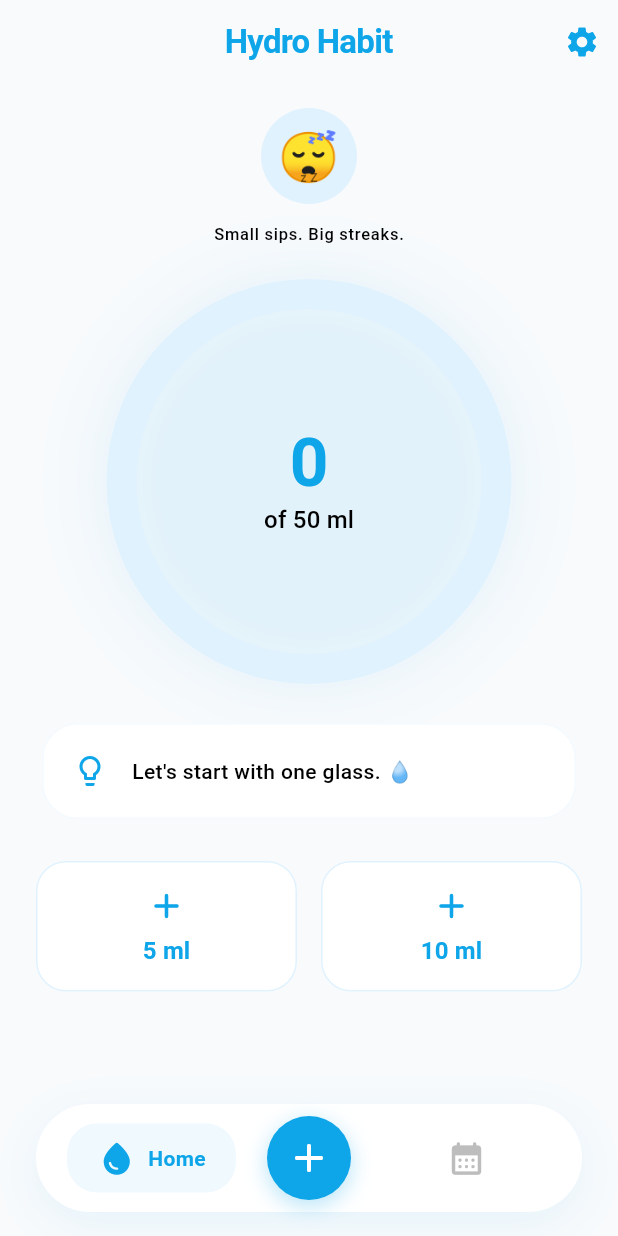
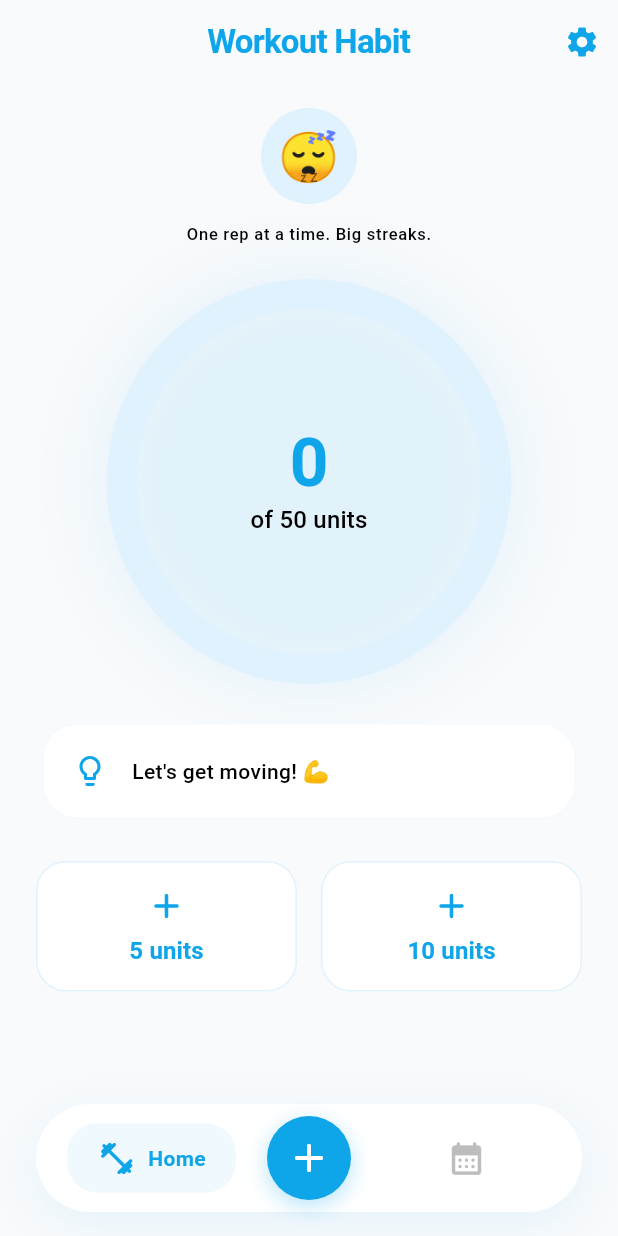
Before and after one commit to eliasantony/workout_habit, a Flutter app: the screen it shows after launch, on a phone screen of 412 x 824 dp. Run offline on Flutter 3.47's test engine with Material 3 defaults, Android fonts, the light colour scheme and no system bars; our stand-ins replace audioplayers, flutter_local_notifications, flutter_native_splash, shared_preferences, timezone; missing offline and left inert: home_widget, workmanager.

Commit message:
chore: update workout-facing labels

```diff
--- a/lib/features/history/history_screen.dart
+++ b/lib/features/history/history_screen.dart
@@ -308,9 +308,9 @@ class _HistoryScreenState extends State<HistoryScreen> {
               Row(
                 mainAxisAlignment: MainAxisAlignment.spaceBetween,
                 children: [
-                  const Text('Intake', style: TextStyle(fontSize: 16)),
+                  const Text('Logged units', style: TextStyle(fontSize: 16)),
                   Text(
-                    '$consumed / $goal ml',
+                    '$consumed / $goal units',
                     style: const TextStyle(
                       fontSize: 16,
                       fontWeight: FontWeight.bold,
@@ -332,7 +332,7 @@ class _HistoryScreenState extends State<HistoryScreen> {
                     Icon(Icons.check_circle, color: Colors.green),
                     SizedBox(width: 8),
                     Text(
-                      'Daily Goal Reached!',
+                      'Daily Workout Goal Reached!',
                       style: TextStyle(
                         color: Colors.green,
                         fontWeight: FontWeight.bold,
@@ -342,7 +342,7 @@ class _HistoryScreenState extends State<HistoryScreen> {
                 )
               else
                 Text(
-                  '${goal - consumed} ml remaining',
+                  '${goal - consumed} units remaining',
                   style: theme.textTheme.bodySmall,
                 ),
             ],
--- a/lib/features/settings/settings_screen.dart
+++ b/lib/features/settings/settings_screen.dart
@@ -90,13 +90,13 @@ class _SettingsScreenState extends State<SettingsScreen> {
     }
   }
 
-  void _resetWater() {
+  void _resetWorkoutProgress() {
     showDialog(
       context: context,
       builder: (context) => AlertDialog(
         title: const Text('Reset Today?'),
         content: const Text(
-          'Are you sure you want to reset your water intake for today?',
+          'Are you sure you want to reset your workout progress for today?',
         ),
         actions: [
           TextButton(
@@ -209,7 +209,7 @@ class _SettingsScreenState extends State<SettingsScreen> {
                   children: [
                     ListTile(
                       title: const Text('Theme Mode'),
-                      subtitle: const Text('Choose how Hydro Habit looks'),
+                      subtitle: const Text('Choose how Workout Habit looks'),
                       trailing: SegmentedButton<ThemeMode>(
                         segments: const [
                           ButtonSegment(
@@ -240,8 +240,8 @@ class _SettingsScreenState extends State<SettingsScreen> {
               ),
               const SizedBox(height: 24),
               const _SectionHeader(
-                title: 'Hydration Goal',
-                icon: Icons.water_drop_rounded,
+                title: 'Workout Target',
+                icon: Icons.fitness_center_rounded,
               ),
               Card(
                 child: Padding(
@@ -250,7 +250,7 @@ class _SettingsScreenState extends State<SettingsScreen> {
                     crossAxisAlignment: CrossAxisAlignment.start,
                     children: [
                       const Text(
-                        'How much water do you want to drink daily?',
+                        'What is your daily target (in units)?',
                         style: TextStyle(fontSize: 14, color: Colors.grey),
                       ),
                       const SizedBox(height: 16),
@@ -261,7 +261,7 @@ class _SettingsScreenState extends State<SettingsScreen> {
                               controller: _goalController,
                               keyboardType: TextInputType.number,
                               decoration: InputDecoration(
-                                suffixText: 'ml',
+                                suffixText: 'units',
                                 border: OutlineInputBorder(
                                   borderRadius: BorderRadius.circular(12),
                                 ),
@@ -304,7 +304,7 @@ class _SettingsScreenState extends State<SettingsScreen> {
                               keyboardType: TextInputType.number,
                               decoration: InputDecoration(
                                 labelText: 'Small',
-                                suffixText: 'ml',
+                                suffixText: 'units',
                                 border: OutlineInputBorder(
                                   borderRadius: BorderRadius.circular(12),
                                 ),
@@ -319,7 +319,7 @@ class _SettingsScreenState extends State<SettingsScreen> {
                               keyboardType: TextInputType.number,
                               decoration: InputDecoration(
                                 labelText: 'Large',
-                                suffixText: 'ml',
+                                suffixText: 'units',
                                 border: OutlineInputBorder(
                                   borderRadius: BorderRadius.circular(12),
                                 ),
@@ -357,7 +357,9 @@ class _SettingsScreenState extends State<SettingsScreen> {
                   children: [
                     SwitchListTile(
                       title: const Text('Enable Reminders'),
-                      subtitle: const Text('Stay hydrated throughout the day'),
+                      subtitle: const Text(
+                        'Get reminders to work out throughout the day',
+                      ),
                       value: state.remindersEnabled,
                       onChanged: (value) {
                         widget.controller.updateRemindersEnabled(value);
@@ -408,7 +410,7 @@ class _SettingsScreenState extends State<SettingsScreen> {
                     SwitchListTile(
                       title: const Text('Evening Goal Check'),
                       subtitle: const Text(
-                        'Notify if goal is not met by evening',
+                        'Notify if workout target is not met by evening',
                       ),
                       value: state.eveningCheckEnabled,
                       onChanged: (value) {
@@ -532,7 +534,7 @@ class _SettingsScreenState extends State<SettingsScreen> {
                   side: BorderSide(color: Colors.red.withValues(alpha: 0.1)),
                 ),
                 child: ListTile(
-                  onTap: _resetWater,
+                  onTap: _resetWorkoutProgress,
                   leading: const Icon(Icons.refresh_rounded, color: Colors.red),
                   title: const Text(
                     'Reset Today\'s Progress',
@@ -541,7 +543,9 @@ class _SettingsScreenState extends State<SettingsScreen> {
                       fontWeight: FontWeight.bold,
                     ),
                   ),
-                  subtitle: const Text('This will clear all entries for today'),
+                  subtitle: const Text(
+                    'This will clear all workout logs for today',
+                  ),
                   trailing: const Icon(
                     Icons.chevron_right_rounded,
                     color: Colors.red,
--- a/lib/features/workout/widgets/log_exercise_dialog.dart
+++ b/lib/features/workout/widgets/log_exercise_dialog.dart
@@ -33,7 +33,7 @@ class _LogExerciseDialogState extends State<LogExerciseDialog> {
     return AlertDialog(
       shape: RoundedRectangleBorder(borderRadius: BorderRadius.circular(28)),
       title: Text(
-        _isCustomMode ? 'Custom Amount' : 'Add Water',
+        _isCustomMode ? 'Custom Amount' : 'Log Workout',
         textAlign: TextAlign.center,
         style: const TextStyle(fontWeight: FontWeight.bold),
       ),
@@ -45,7 +45,7 @@ class _LogExerciseDialogState extends State<LogExerciseDialog> {
               ? Column(
                   mainAxisSize: MainAxisSize.min,
                   children: [
-                    const Text('How much did you drink?'),
+                    const Text('How many units did you log?'),
                     const SizedBox(height: 20),
                     TextField(
                       controller: _textController,
@@ -57,8 +57,8 @@ class _LogExerciseDialogState extends State<LogExerciseDialog> {
                       ),
                       textAlign: TextAlign.center,
                       decoration: InputDecoration(
-                        hintText: '250',
-                        suffixText: 'ml',
+                        hintText: '10',
+                        suffixText: 'units',
                         border: OutlineInputBorder(
                           borderRadius: BorderRadius.circular(20),
                         ),
@@ -76,16 +76,16 @@ class _LogExerciseDialogState extends State<LogExerciseDialog> {
                       children: [
                         Expanded(
                           child: _AddOption(
-                            icon: Icons.local_drink_rounded,
-                            label: '100 ml',
-                            onTap: () => widget.onAdd(100),
+                            icon: Icons.fitness_center_rounded,
+                            label: '5 units',
+                            onTap: () => widget.onAdd(5),
                           ),
                         ),
                         const SizedBox(width: 12),
                         Expanded(
                           child: _AddOption(
-                            icon: Icons.water_drop_rounded,
-                            label: '${widget.quickAddSmall} ml',
+                            icon: Icons.directions_run_rounded,
+                            label: '${widget.quickAddSmall} units',
                             onTap: () => widget.onAdd(widget.quickAddSmall),
                           ),
                         ),
@@ -96,17 +96,17 @@ class _LogExerciseDialogState extends State<LogExerciseDialog> {
                       children: [
                         Expanded(
                           child: _AddOption(
-                            icon: Icons.water_drop_outlined,
-                            label: '${widget.quickAddLarge} ml',
+                            icon: Icons.timer_rounded,
+                            label: '${widget.quickAddLarge} units',
                             onTap: () => widget.onAdd(widget.quickAddLarge),
                           ),
                         ),
                         const SizedBox(width: 12),
                         Expanded(
                           child: _AddOption(
-                            icon: Icons.liquor_rounded,
-                            label: '1 Liter',
-                            onTap: () => widget.onAdd(1000),
+                            icon: Icons.accessibility_new_rounded,
+                            label: '50 units',
+                            onTap: () => widget.onAdd(50),
                           ),
                         ),
                       ],
--- a/lib/features/workout/workout_screen.dart
+++ b/lib/features/workout/workout_screen.dart
@@ -27,7 +27,7 @@ class WorkoutScreen extends StatefulWidget {
             const Text('🎉', style: TextStyle(fontSize: 64)),
             const SizedBox(height: 16),
             const Text(
-              'Amazing work! Your body is hydrated and happy. Keep up the streak!',
+              'Amazing work! You crushed your workout goal today. Keep up the streak!',
               textAlign: TextAlign.center,
               style: TextStyle(fontSize: 16),
             ),
@@ -116,7 +116,7 @@ class _WorkoutScreenState extends State<WorkoutScreen>
 
         return Scaffold(
           appBar: AppBar(
-            title: const Text('Hydro Habit'),
+            title: const Text('Workout Habit'),
             actions: [
               IconButton(
                 icon: const Icon(Icons.settings),
@@ -148,7 +148,7 @@ class _WorkoutScreenState extends State<WorkoutScreen>
                         _DropletMascot(progress: progress),
                         const SizedBox(height: 12),
                         Text(
-                          'Small sips. Big streaks.',
+                          'One rep at a time. Big streaks.',
                           style: theme.textTheme.labelSmall,
                         ),
                       ],
@@ -170,9 +170,9 @@ class _WorkoutScreenState extends State<WorkoutScreen>
                         ),
                         if (state.currentStreak >= 3)
                           const _BadgeChip(
-                            icon: '🌊',
-                            label: '3 Day Flow',
-                            color: Color(0xFF0EA5E9),
+                            icon: '💪',
+                            label: '3 Day Habit',
+                            color: Color(0xFF14B8A6),
                           ),
                         if (state.currentStreak >= 7)
                           const _BadgeChip(
@@ -271,7 +271,7 @@ class _WorkoutScreenState extends State<WorkoutScreen>
                                   ),
                             ),
                             Text(
-                              'of $dailyGoalMl ml',
+                              'of $dailyGoalMl units',
                               style: theme.textTheme.titleMedium,
                             ),
                           ],
@@ -336,13 +336,13 @@ class _WorkoutScreenState extends State<WorkoutScreen>
   }
 
   String _getMotivationalText(int current, int goal) {
-    if (current == 0) return "Let's start with one glass. 💧";
+    if (current == 0) return "Let's get moving! 💪";
     final percent = current / goal;
-    if (percent >= 1.0) return "Goal reached! Great job. 🏆";
-    if (percent >= 0.75) return "Almost there, finish strong!";
-    if (percent >= 0.5) return "Halfway hydrated, keep it up!";
-    if (percent >= 0.25) return "Nice start, you're on your way.";
-    return "Every sip counts! 💧";
+    if (percent >= 1.0) return "Workout goal reached! Great job. 🏆";
+    if (percent >= 0.75) return "Almost there, finish strong! 🔥";
+    if (percent >= 0.5) return "Halfway there, keep it up! 💪";
+    if (percent >= 0.25) return "Nice start, you're on your way! 🔥";
+    return "Every rep counts! 💪";
   }
 }
 
@@ -354,20 +354,20 @@ class _DropletMascot extends StatelessWidget {
   Widget build(BuildContext context) {
     final theme = Theme.of(context);
 
-    String emoji = '💧';
+    String emoji = '💪';
     String face = '•  •';
 
     if (progress == 0) {
       emoji = '😴';
       face = 'z Z';
     } else if (progress < 0.25) {
-      emoji = '🧊';
+      emoji = '👟';
       face = '•  •';
     } else if (progress < 0.75) {
-      emoji = '💧';
+      emoji = '💪';
       face = '•  •';
     } else if (progress < 1.0) {
-      emoji = '✨';
+      emoji = '🔥';
       face = 'ᵔ  ᵔ';
     } else {
       emoji = '🥳';
@@ -465,7 +465,7 @@ class _WaterAddButton extends StatelessWidget {
           Icon(Icons.add_rounded, size: 28, color: theme.colorScheme.primary),
           const SizedBox(height: 4),
           Text(
-            '$amount ml',
+            '$amount units',
             style: const TextStyle(fontSize: 16, fontWeight: FontWeight.bold),
           ),
         ],
--- a/lib/main_screen.dart
+++ b/lib/main_screen.dart
@@ -112,7 +112,7 @@ class _FloatingBottomBar extends StatelessWidget {
               Expanded(
                 child: Center(
                   child: _BottomBarItem(
-                    icon: Icons.water_drop_rounded,
+                    icon: Icons.fitness_center_rounded,
                     label: 'Home',
                     isSelected: currentIndex == 0,
                     onTap: () => onTap(0),
--- a/lib/services/notification_service.dart
+++ b/lib/services/notification_service.dart
@@ -16,11 +16,11 @@ class NotificationService {
   bool get isInitialized => _initialized;
 
   static const List<String> _motivationalMessages = [
-    "Time for water 💧",
-    "Small sip, big win.",
-    "Hydration check: drink a glass of water.",
-    "Keep your streak going, grab some water!",
-    "Your body will thank you. Drink up!",
+    "Time to work out! 🏋️‍♂️",
+    "Small effort, big win.",
+    "Workout check: complete a set of exercises.",
+    "Keep your streak going, crush a workout!",
+    "Your body will thank you. Get moving!",
   ];
 
   static const String actionIdSmall = 'add_small';
@@ -201,14 +201,14 @@ class NotificationService {
 
             await _flutterLocalNotificationsPlugin.zonedSchedule(
               id: id,
-              title: 'Hydro Habit',
+              title: 'Workout Habit',
               body: message,
               scheduledDate: scheduleTime,
               notificationDetails: NotificationDetails(
                 android: AndroidNotificationDetails(
                   'reminders_channel_${state.notificationSound}',
-                  'Hydration Reminders',
-                  channelDescription: 'Reminders to drink water',
+                  'Workout Reminders',
+                  channelDescription: 'Reminders to work out',
                   importance: Importance.high,
                   priority: Priority.high,
                   sound: RawResourceAndroidNotificationSound(
@@ -218,12 +218,12 @@ class NotificationService {
                   actions: <AndroidNotificationAction>[
                     AndroidNotificationAction(
                       actionIdSmall,
-                      'Add ${state.quickAddSmall}ml',
+                      'Log ${state.quickAddSmall} units',
                       showsUserInterface: false,
                     ),
                     AndroidNotificationAction(
                       actionIdLarge,
-                      'Add ${state.quickAddLarge}ml',
+                      'Log ${state.quickAddLarge} units',
                       showsUserInterface: false,
                     ),
                   ],
@@ -300,15 +300,16 @@ class NotificationService {
         if (!shouldSkip) {
           await _flutterLocalNotificationsPlugin.zonedSchedule(
             id: startEveningCheckId + dayOffset,
-            title: 'Daily Goal Check 💧',
+            title: 'Daily Goal Check 💪',
             body:
-                'You haven\'t reached your goal yet! Grab a glass of water to finish strong.',
+                'You haven\'t reached your workout target yet! Do some exercises to finish strong.',
             scheduledDate: scheduleTime,
             notificationDetails: NotificationDetails(
               android: AndroidNotificationDetails(
                 'goal_check_channel_${state.notificationSound}',
                 'Goal Check',
-                channelDescription: 'Evening reminders if goal is not met',
+                channelDescription:
+                    'Evening reminders if workout target is not met',
                 importance: Importance.high,
                 priority: Priority.high,
                 sound: RawResourceAndroidNotificationSound(
@@ -318,12 +319,12 @@ class NotificationService {
                 actions: <AndroidNotificationAction>[
                   AndroidNotificationAction(
                     actionIdSmall,
-                    'Add ${state.quickAddSmall}ml',
+                    'Log ${state.quickAddSmall} units',
                     showsUserInterface: false,
                   ),
                   AndroidNotificationAction(
                     actionIdLarge,
-                    'Add ${state.quickAddLarge}ml',
+                    'Log ${state.quickAddLarge} units',
                     showsUserInterface: false,
                   ),
                 ],
@@ -360,12 +361,12 @@ class NotificationService {
       actions: <AndroidNotificationAction>[
         AndroidNotificationAction(
           actionIdSmall,
-          'Add Small',
+          'Log Small',
           showsUserInterface: false,
         ),
         AndroidNotificationAction(
           actionIdLarge,
-          'Add Large',
+          'Log Large',
           showsUserInterface: false,
         ),
       ],
@@ -378,7 +379,7 @@ class NotificationService {
 
     await _flutterLocalNotificationsPlugin.show(
       id: 999,
-      title: 'Test Notification 💧',
+      title: 'Test Notification 💪',
       body: 'This is a test to verify notifications and actions work!',
       notificationDetails: notificationDetails,
     );
@@ -387,8 +388,8 @@ class NotificationService {
   Future<void> showBackgroundSuccess(int amount, {String? message}) async {
     await _flutterLocalNotificationsPlugin.show(
       id: 888,
-      title: 'Water Added! 💧',
-      body: message ?? 'Successfully added $amount ml.',
+      title: 'Workout Logged! 💪',
+      body: message ?? 'Successfully logged $amount units.',
       notificationDetails: const NotificationDetails(
         android: AndroidNotificationDetails(
           'hydro_habit_silent',
```
Also changed, not shown: 2 other files.
